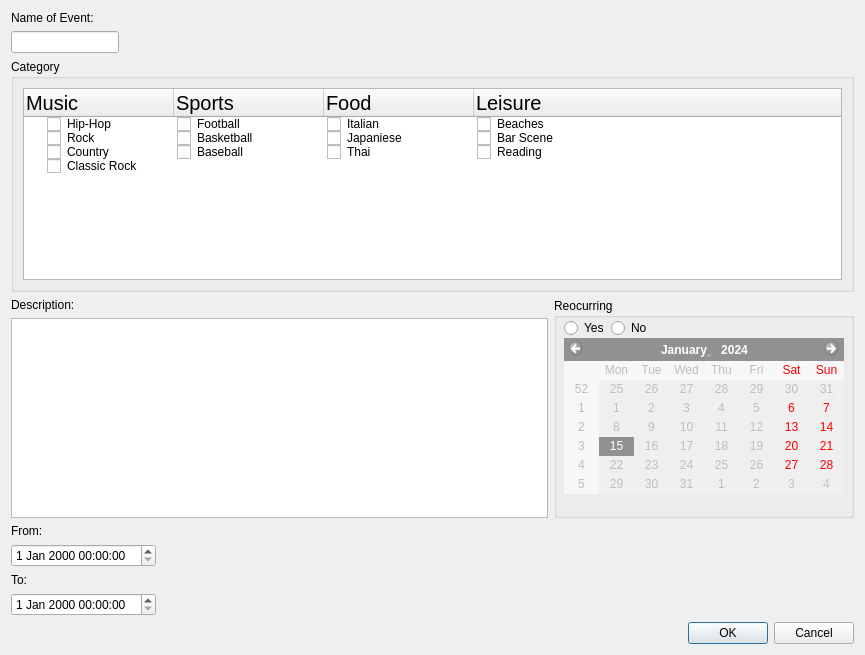
The window that src/web-app/eventpopup.ui (Aesylwinn/software-engineering) describes before a commit, drawn with Qt 5.
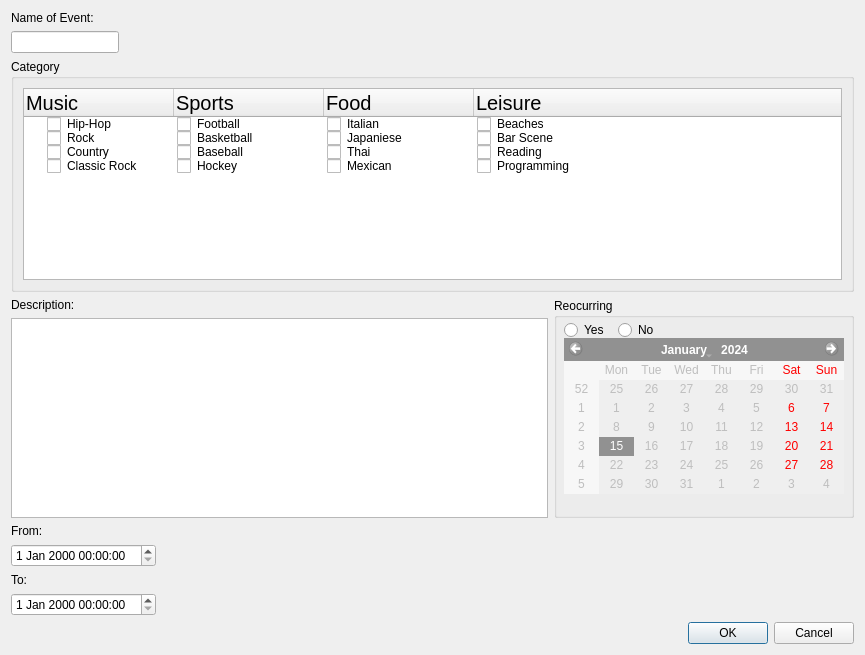
The same window after the commit.

Diff of the .ui file:
```diff
--- a/src/web-app/eventpopup.ui
+++ b/src/web-app/eventpopup.ui
@@ -226,6 +226,24 @@
            <property name="checkState">
             <enum>Unchecked</enum>
            </property>
+           <property name="text">
+            <string>Hockey</string>
+           </property>
+           <property name="checkState">
+            <enum>Unchecked</enum>
+           </property>
+           <property name="text">
+            <string>Mexican</string>
+           </property>
+           <property name="checkState">
+            <enum>Unchecked</enum>
+           </property>
+           <property name="text">
+            <string>Programming</string>
+           </property>
+           <property name="checkState">
+            <enum>Unchecked</enum>
+           </property>
           </item>
          </widget>
         </item>
@@ -264,8 +282,8 @@
            <rect>
             <x>10</x>
             <y>20</y>
-            <width>88</width>
-            <height>21</height>
+            <width>102</width>
+            <height>24</height>
            </rect>
           </property>
           <layout class="QHBoxLayout" name="horizontalLayout">
```
